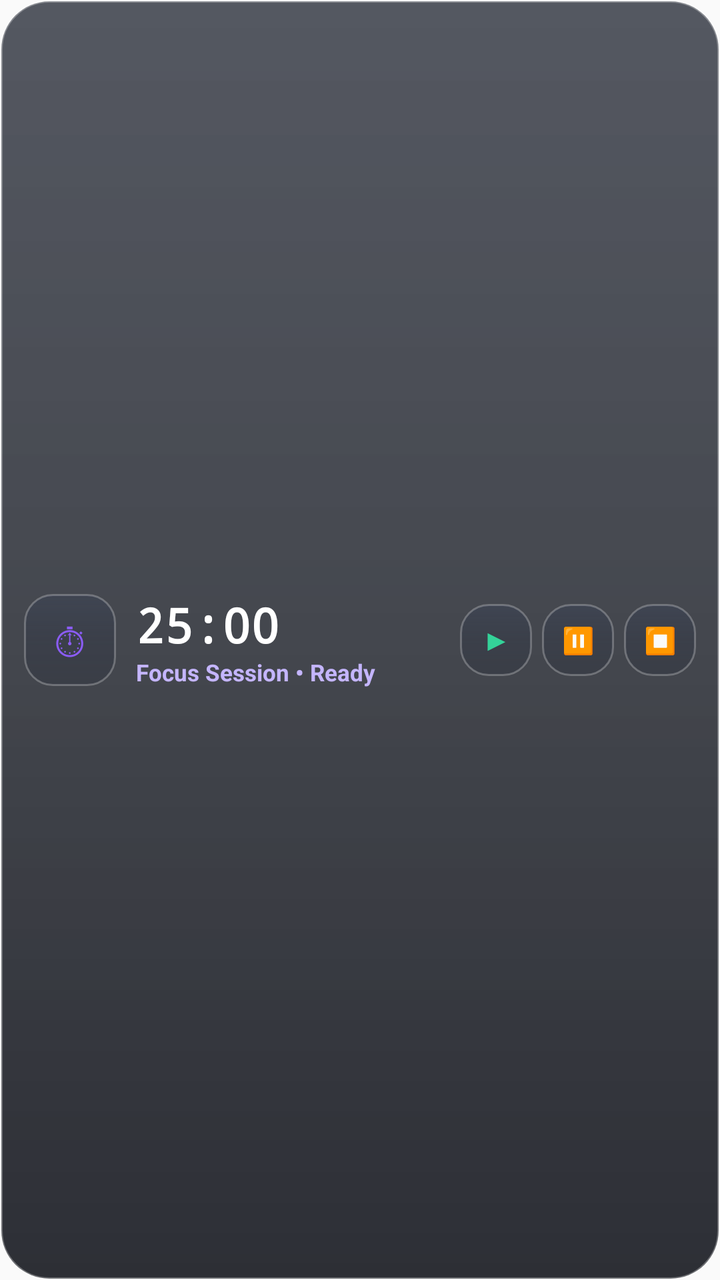
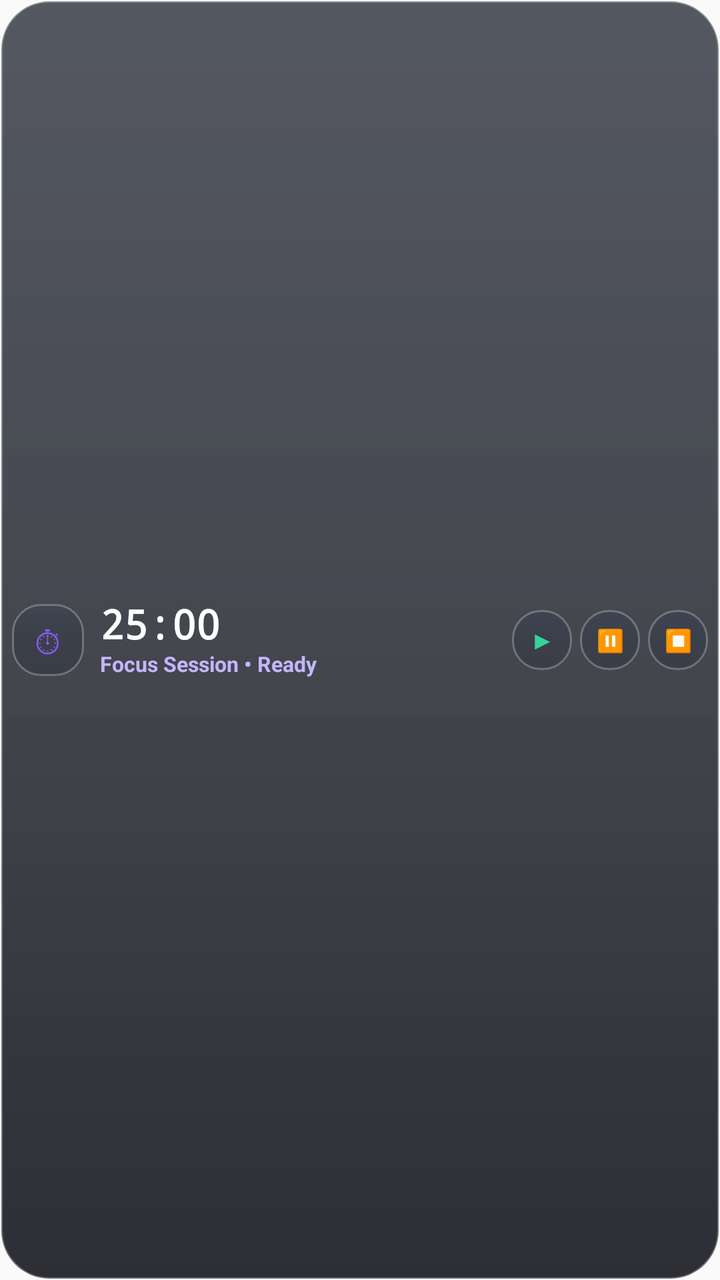

Screens rendered from an Android XML layout before and after an edit, with the pre-edit source and the edit as a unified diff.
<!-- AndroidManifest.xml: application theme AppTheme -->
<!-- res/layout/widget_pomodoro.xml -->
<?xml version="1.0" encoding="utf-8"?>
<LinearLayout xmlns:android="http://schemas.android.com/apk/res/android"
    android:id="@+id/widget_pomo_root"
    android:layout_width="match_parent"
    android:layout_height="match_parent"
    android:background="@drawable/widget_bg"
    android:gravity="center_vertical"
    android:orientation="horizontal"
    android:padding="12dp">

    
    <LinearLayout
        android:layout_width="46dp"
        android:layout_height="46dp"
        android:background="@drawable/widget_btn_bg"
        android:gravity="center">

        <TextView
            android:id="@+id/widget_pomo_icon"
            android:layout_width="wrap_content"
            android:layout_height="wrap_content"
            android:text="⏱"
            android:textColor="#8B5CF6"
            android:textSize="22sp" />
    </LinearLayout>

    
    <LinearLayout
        android:layout_width="0dp"
        android:layout_height="wrap_content"
        android:layout_marginStart="10dp"
        android:layout_marginEnd="6dp"
        android:layout_weight="1"
        android:orientation="vertical">

        <TextView
            android:id="@+id/widget_pomo_digits"
            android:layout_width="wrap_content"
            android:layout_height="wrap_content"
            android:fontFamily="monospace"
            android:text="25:00"
            android:textColor="#FFFFFF"
            android:textSize="24sp"
            android:textStyle="bold" />

        <TextView
            android:id="@+id/widget_pomo_status"
            android:layout_width="wrap_content"
            android:layout_height="wrap_content"
            android:text="Focus Session • Ready"
            android:textColor="#C4B5FD"
            android:textSize="11.5sp"
            android:textStyle="bold" />
    </LinearLayout>

    
    <LinearLayout
        android:layout_width="wrap_content"
        android:layout_height="wrap_content"
        android:gravity="center_vertical"
        android:orientation="horizontal">

        
        <TextView
            android:id="@+id/btn_pomo_start"
            android:layout_width="36dp"
            android:layout_height="36dp"
            android:layout_marginEnd="5dp"
            android:background="@drawable/widget_btn_bg"
            android:gravity="center"
            android:text="▶"
            android:textColor="#34D399"
            android:textSize="14sp"
            android:textStyle="bold" />

        
        <TextView
            android:id="@+id/btn_pomo_pause"
            android:layout_width="36dp"
            android:layout_height="36dp"
            android:layout_marginEnd="5dp"
            android:background="@drawable/widget_btn_bg"
            android:gravity="center"
            android:text="⏸"
            android:textColor="#F59E0B"
            android:textSize="13sp"
            android:textStyle="bold" />

        
        <TextView
            android:id="@+id/btn_pomo_end"
            android:layout_width="36dp"
            android:layout_height="36dp"
            android:background="@drawable/widget_btn_bg"
            android:gravity="center"
            android:text="⏹"
            android:textColor="#F87171"
            android:textSize="13sp"
            android:textStyle="bold" />
    </LinearLayout>
</LinearLayout>
<!-- resources referenced by this layout -->
<resources>
  <!-- drawable widget_bg (drawable) -->
  <?xml version="1.0" encoding="utf-8"?>
  <shape xmlns:android="http://schemas.android.com/apk/res/android"
      android:shape="rectangle">
      <corners android:radius="24dp" />
      <gradient
          android:angle="270"
          android:startColor="#B8141926"
          android:centerColor="#C40D111A"
          android:endColor="#D9080A12" />
      <stroke
          android:width="1.2dp"
          android:color="#4DFFFFFF" />
  </shape>
  <!-- drawable widget_btn_bg (drawable) -->
  <?xml version="1.0" encoding="utf-8"?>
  <shape xmlns:android="http://schemas.android.com/apk/res/android"
      android:shape="rectangle">
      <corners android:radius="14dp" />
      <gradient
          android:angle="270"
          android:startColor="#59333E56"
          android:centerColor="#4421293C"
          android:endColor="#36171E2E" />
      <stroke
          android:width="1dp"
          android:color="#40FFFFFF" />
  </shape>
  <style name="AppTheme" parent="Theme.AppCompat.Light.DarkActionBar">
          
          <item name="colorPrimary">@color/colorPrimary</item>
          <item name="colorPrimaryDark">@color/colorPrimaryDark</item>
          <item name="colorAccent">@color/colorAccent</item>
      </style>
</resources>

<!-- the commit's change to res/layout/widget_pomodoro.xml (unified diff, before → after) -->
@@ -6,12 +6,12 @@
     android:background="@drawable/widget_bg"
     android:gravity="center_vertical"
     android:orientation="horizontal"
-    android:padding="12dp">
+    android:padding="6dp">
 
     
     <LinearLayout
-        android:layout_width="46dp"
-        android:layout_height="46dp"
+        android:layout_width="36dp"
+        android:layout_height="36dp"
         android:background="@drawable/widget_btn_bg"
         android:gravity="center">
 
@@ -21,15 +21,15 @@
             android:layout_height="wrap_content"
             android:text="⏱"
             android:textColor="#8B5CF6"
-            android:textSize="22sp" />
+            android:textSize="18sp" />
     </LinearLayout>
 
     
     <LinearLayout
         android:layout_width="0dp"
         android:layout_height="wrap_content"
-        android:layout_marginStart="10dp"
-        android:layout_marginEnd="6dp"
+        android:layout_marginStart="8dp"
+        android:layout_marginEnd="4dp"
         android:layout_weight="1"
         android:orientation="vertical">
 
@@ -38,18 +38,21 @@
             android:layout_width="wrap_content"
             android:layout_height="wrap_content"
             android:fontFamily="monospace"
+            android:includeFontPadding="false"
             android:text="25:00"
             android:textColor="#FFFFFF"
-            android:textSize="24sp"
+            android:textSize="20sp"
             android:textStyle="bold" />
 
         <TextView
             android:id="@+id/widget_pomo_status"
             android:layout_width="wrap_content"
             android:layout_height="wrap_content"
+            android:ellipsize="end"
+            android:maxLines="1"
             android:text="Focus Session • Ready"
             android:textColor="#C4B5FD"
-            android:textSize="11.5sp"
+            android:textSize="10.5sp"
             android:textStyle="bold" />
     </LinearLayout>
 
@@ -63,39 +66,39 @@
         
         <TextView
             android:id="@+id/btn_pomo_start"
-            android:layout_width="36dp"
-            android:layout_height="36dp"
-            android:layout_marginEnd="5dp"
+            android:layout_width="30dp"
+            android:layout_height="30dp"
+            android:layout_marginEnd="4dp"
             android:background="@drawable/widget_btn_bg"
             android:gravity="center"
             android:text="▶"
             android:textColor="#34D399"
-            android:textSize="14sp"
+            android:textSize="12sp"
             android:textStyle="bold" />
 
         
         <TextView
             android:id="@+id/btn_pomo_pause"
-            android:layout_width="36dp"
-            android:layout_height="36dp"
-            android:layout_marginEnd="5dp"
+            android:layout_width="30dp"
+            android:layout_height="30dp"
+            android:layout_marginEnd="4dp"
             android:background="@drawable/widget_btn_bg"
             android:gravity="center"
             android:text="⏸"
             android:textColor="#F59E0B"
-            android:textSize="13sp"
+            android:textSize="11sp"
             android:textStyle="bold" />
 
         
         <TextView
             android:id="@+id/btn_pomo_end"
-            android:layout_width="36dp"
-            android:layout_height="36dp"
+            android:layout_width="30dp"
+            android:layout_height="30dp"
             android:background="@drawable/widget_btn_bg"
             android:gravity="center"
             android:text="⏹"
             android:textColor="#F87171"
-            android:textSize="13sp"
+            android:textSize="11sp"
             android:textStyle="bold" />
     </LinearLayout>
 </LinearLayout>
